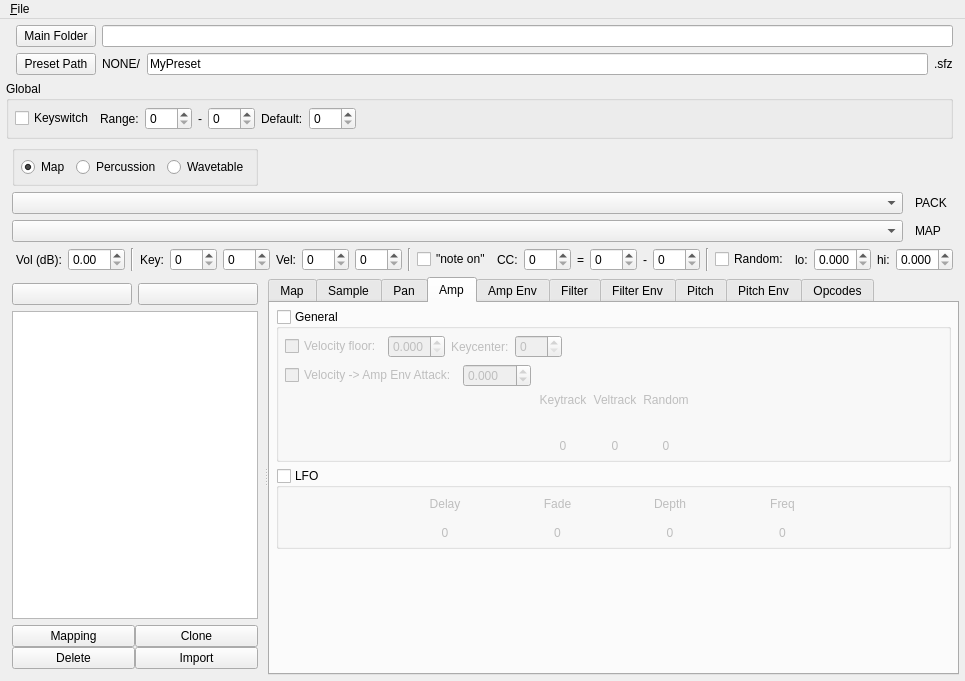
Qt form src/ui/mainwindow.ui (michael02022/sfzbuilder) before a commit.
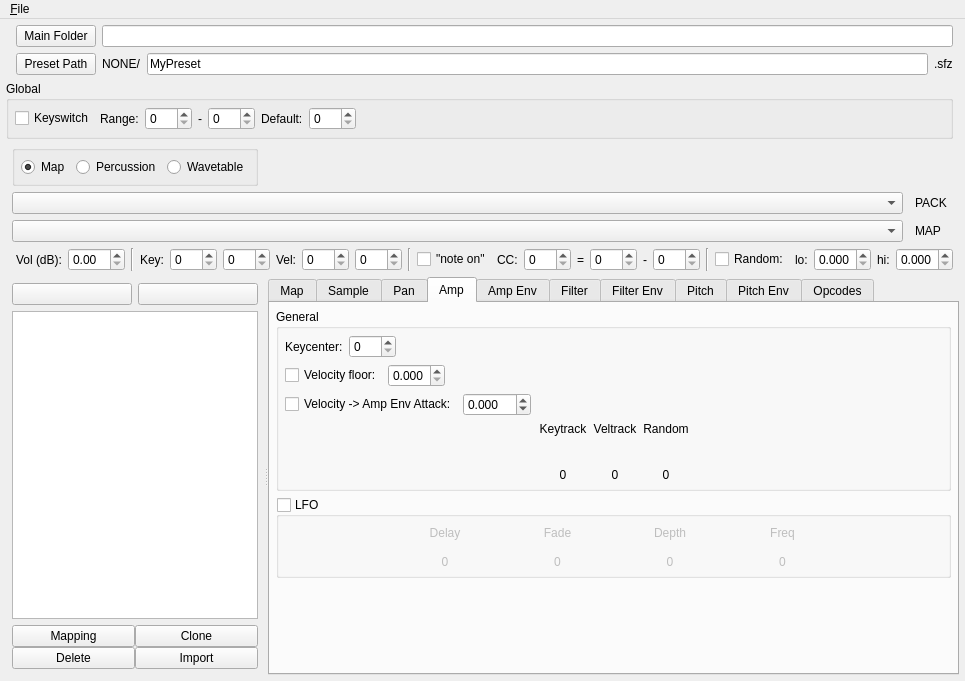
The same form after that commit. The open tabs and pages were chosen to show the change. Icons and pictures are not drawn. Custom widgets are drawn as their Qt base class.

Commit message: added wavetable to map object, map->gui partially implemented

```diff
--- a/src/ui/mainwindow.ui
+++ b/src/ui/mainwindow.ui
@@ -1528,7 +1528,7 @@
             <string>General</string>
            </property>
            <property name="checkable">
-            <bool>true</bool>
+            <bool>false</bool>
            </property>
            <property name="checked">
             <bool>false</bool>
@@ -1549,7 +1549,36 @@
             <property name="bottomMargin">
              <number>6</number>
             </property>
-            <item row="6" column="0" rowspan="2" colspan="2">
+            <item row="1" column="2">
+             <spacer name="hspAmpVelFloor_2">
+              <property name="orientation">
+               <enum>Qt::Horizontal</enum>
+              </property>
+              <property name="sizeType">
+               <enum>QSizePolicy::MinimumExpanding</enum>
+              </property>
+              <property name="sizeHint" stdset="0">
+               <size>
+                <width>50</width>
+                <height>20</height>
+               </size>
+              </property>
+             </spacer>
+            </item>
+            <item row="1" column="0">
+             <widget class="QLabel" name="lblAmpKeycenter">
+              <property name="sizePolicy">
+               <sizepolicy hsizetype="Maximum" vsizetype="Preferred">
+                <horstretch>0</horstretch>
+                <verstretch>0</verstretch>
+               </sizepolicy>
+              </property>
+              <property name="text">
+               <string>Keycenter:</string>
+              </property>
+             </widget>
+            </item>
+            <item row="9" column="0" rowspan="2" colspan="3">
              <layout class="QGridLayout" name="layAmpKeyVeltrackRandom">
               <property name="sizeConstraint">
                <enum>QLayout::SetNoConstraint</enum>
@@ -1651,7 +1680,7 @@
               </item>
              </layout>
             </item>
-            <item row="2" column="0" colspan="2">
+            <item row="5" column="0" colspan="3">
              <layout class="QHBoxLayout" name="layAmpVelAttack">
               <property name="sizeConstraint">
                <enum>QLayout::SetNoConstraint</enum>
@@ -1694,7 +1723,7 @@
               </item>
              </layout>
             </item>
-            <item row="1" column="0" colspan="2">
+            <item row="4" column="0" colspan="3">
              <layout class="QHBoxLayout" name="layAmpVelFloor">
               <property name="sizeConstraint">
                <enum>QLayout::SetNoConstraint</enum>
@@ -1737,20 +1766,6 @@
                 </property>
                </widget>
               </item>
-              <item>
-               <widget class="QLabel" name="lblAmpKeycenter">
-                <property name="text">
-                 <string>Keycenter:</string>
-                </property>
-               </widget>
-              </item>
-              <item>
-               <widget class="QSpinBox" name="sbxAmpKeycenter">
-                <property name="maximum">
-                 <number>127</number>
-                </property>
-               </widget>
-              </item>
               <item>
                <spacer name="hspAmpVelFloor">
                 <property name="orientation">
@@ -1769,6 +1784,13 @@
               </item>
              </layout>
             </item>
+            <item row="1" column="1">
+             <widget class="QSpinBox" name="sbxAmpKeycenter">
+              <property name="maximum">
+               <number>127</number>
+              </property>
+             </widget>
+            </item>
            </layout>
           </widget>
          </item>
```
Left out of the diff: 11 changed lines with no effect on the pictures. The commit also changes 3 other files.
